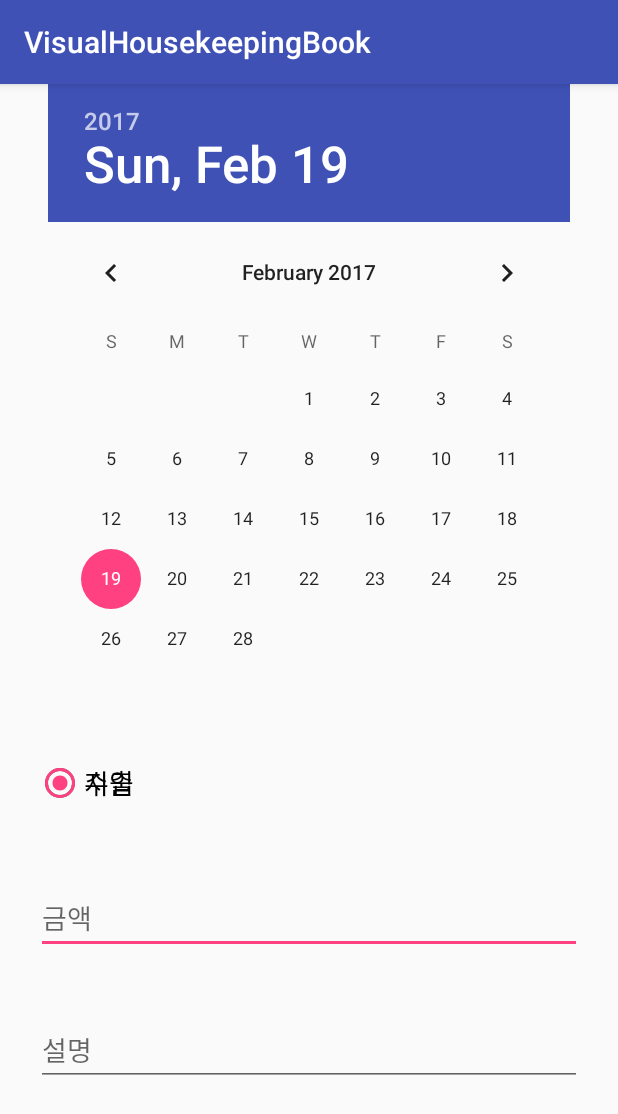
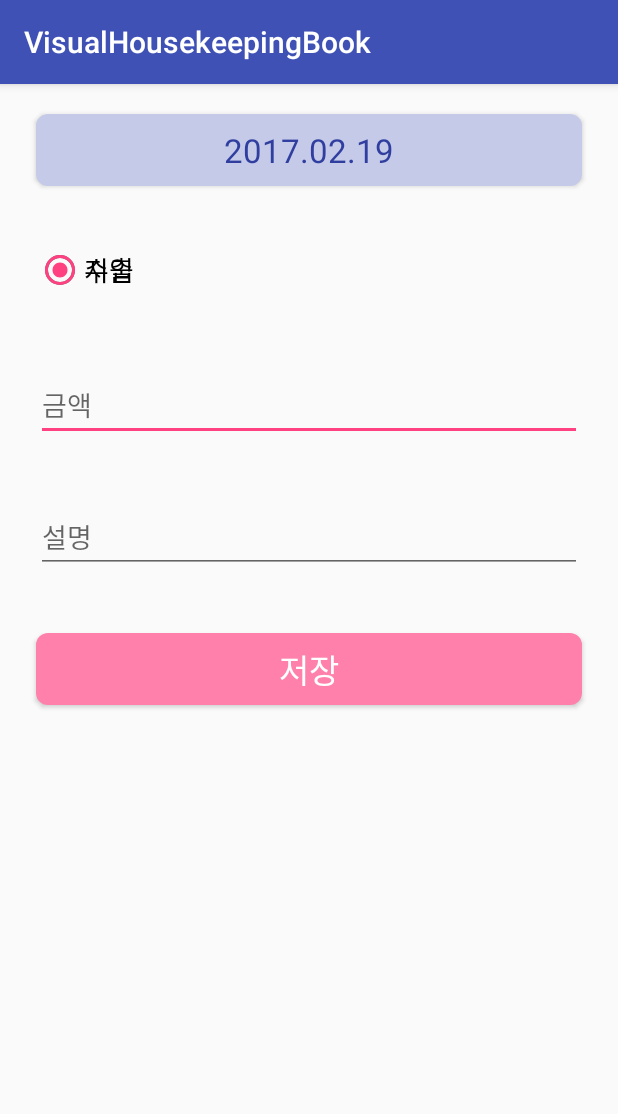
Before and after one commit to NamKungYeonWoo/ShowMeTheMoney, an Android app: the MoneyEntryFragment screen opened directly, with no data from a screen before it, on a phone screen of 412 x 824 dp. Shown: the top 1114 px of the screen. Run offline under Robolectric (Android 15) with nearby library versions, the phone set to English and light mode, and no system bars; our stand-ins replace ButterKnife; plain views replace CurrencyEditText, SegmentedGroup.

Commit message:
feat: 돈입력 화면개발

```diff
--- a/app/build.gradle
+++ b/app/build.gradle
@@ -5,7 +5,7 @@ android {
     buildToolsVersion "25.0.2"
     defaultConfig {
         applicationId "com.zettafantasy.visualhousekeepingbook"
-        minSdkVersion 15
+        minSdkVersion 24
         targetSdkVersion 25
         versionCode 1
         versionName "1.0"
@@ -36,4 +36,7 @@ dependencies {
     //ui
     compile 'com.github.BlacKCaT27:CurrencyEditText:v1.4.4' // edit text ext for currency
     compile 'info.hoang8f:android-segmented:1.0.6' // segmented-control
+
+    compile 'com.jakewharton:butterknife:8.5.1' // view binding
+    annotationProcessor 'com.jakewharton:butterknife-compiler:8.5.1'
 }
--- a/app/src/main/java/MoneyEntryFragment.java
+++ /dev/null
@@ -1,21 +0,0 @@
-import android.os.Bundle;
-import android.support.annotation.Nullable;
-import android.support.v4.app.Fragment;
-import android.view.LayoutInflater;
-import android.view.View;
-import android.view.ViewGroup;
-
-import com.zettafantasy.visualhousekeepingbook.R;
-
-/**
- * Created by uije on 17. 2. 15.
- */
-
-public class MoneyEntryFragment extends Fragment {
-    @Nullable
-    @Override
-    public View onCreateView(LayoutInflater inflater, @Nullable ViewGroup container, @Nullable Bundle savedInstanceState) {
-        // Inflate the layout for this fragment
-        return inflater.inflate(R.layout.fragment_money_entry, container, false);
-    }
-}
--- /dev/null
+++ b/app/src/main/java/com/zettafantasy/visualhousekeepingbook/MoneyEntryFragment.java
@@ -0,0 +1,82 @@
+package com.zettafantasy.visualhousekeepingbook;
+
+import android.app.DatePickerDialog;
+import android.os.Bundle;
+import android.support.annotation.Nullable;
+import android.support.v4.app.Fragment;
+import android.util.Log;
+import android.view.LayoutInflater;
+import android.view.View;
+import android.view.ViewGroup;
+import android.widget.Button;
+import android.widget.DatePicker;
+
+import com.zettafantasy.visualhousekeepingbook.R;
+
+import java.text.DateFormat;
+import java.util.Calendar;
+import java.util.Date;
+import java.util.Locale;
+
+import butterknife.BindView;
+import butterknife.ButterKnife;
+import butterknife.Unbinder;
+
+import static android.content.ContentValues.TAG;
+
+/**
+ * Created by uije on 17. 2. 15.
+ */
+
+public class MoneyEntryFragment extends Fragment {
+
+    private Unbinder unbinder;
+
+    @BindView(R.id.btPickDate)
+    Button btPickDate;
+
+    @Nullable
+    @Override
+    public View onCreateView(LayoutInflater inflater, @Nullable ViewGroup container, @Nullable Bundle savedInstanceState) {
+        // Inflate the layout for this fragment
+        View view = inflater.inflate(R.layout.fragment_money_entry, container, false);
+        unbinder = ButterKnife.bind(this, view);
+
+        final Calendar rightNow = Calendar.getInstance();
+        String formattedDate = String.format(
+                Locale.KOREAN,
+                "%04d.%02d.%02d",
+                rightNow.get(Calendar.YEAR),
+                rightNow.get(Calendar.MONTH) + 1,
+                rightNow.get(Calendar.DAY_OF_MONTH));
+
+        btPickDate.setText(formattedDate);
+
+        btPickDate.setOnClickListener(new View.OnClickListener() {
+            @Override
+            public void onClick(View v) {
+                new DatePickerDialog(
+                        getContext(),
+                        new DatePickerDialog.OnDateSetListener() {
+                            @Override
+                            public void onDateSet(DatePicker view, int year, int month, int dayOfMonth) {
+                                String formattedDate = String.format(Locale.KOREAN, "%04d.%02d.%02d", year, month + 1, dayOfMonth);
+                                btPickDate.setText(formattedDate);
+                            }
+                        },
+                        rightNow.get(Calendar.YEAR),
+                        rightNow.get(Calendar.MONTH),
+                        rightNow.get(Calendar.DAY_OF_MONTH))
+                        .show();
+            }
+        });
+
+        return view;
+    }
+
+    @Override
+    public void onDestroyView() {
+        super.onDestroyView();
+        unbinder.unbind();
+    }
+}
--- /dev/null
+++ b/app/src/main/res/drawable-nodpi/bt_date_pick.xml
@@ -0,0 +1,10 @@
+<?xml version="1.0" encoding="utf-8"?>
+<shape xmlns:android="http://schemas.android.com/apk/res/android"
+    android:shape="rectangle">
+    <solid android:color="@color/colorPrimaryLight" />
+    <corners
+        android:bottomLeftRadius="8dp"
+        android:bottomRightRadius="8dp"
+        android:topLeftRadius="8dp"
+        android:topRightRadius="8dp" />
+</shape>
--- /dev/null
+++ b/app/src/main/res/drawable-nodpi/bt_entry_save.xml
@@ -0,0 +1,10 @@
+<?xml version="1.0" encoding="utf-8"?>
+<shape xmlns:android="http://schemas.android.com/apk/res/android"
+    android:shape="rectangle">
+    <solid android:color="@color/colorAccentLight" />
+    <corners
+        android:bottomLeftRadius="8dp"
+        android:bottomRightRadius="8dp"
+        android:topLeftRadius="8dp"
+        android:topRightRadius="8dp" />
+</shape>
--- a/app/src/main/res/layout/activity_money_entry.xml
+++ b/app/src/main/res/layout/activity_money_entry.xml
@@ -7,7 +7,7 @@
     tools:context="com.zettafantasy.visualhousekeepingbook.MoneyEntryActivity">
 
     <fragment
-        android:name="MoneyEntryFragment"
+        android:name="com.zettafantasy.visualhousekeepingbook.MoneyEntryFragment"
         android:layout_width="match_parent"
         android:layout_height="match_parent" />
 </RelativeLayout>
--- a/app/src/main/res/layout/fragment_money_entry.xml
+++ b/app/src/main/res/layout/fragment_money_entry.xml
@@ -2,6 +2,7 @@
 <ScrollView xmlns:android="http://schemas.android.com/apk/res/android"
     xmlns:app="http://schemas.android.com/tools"
     xmlns:segmentedgroup="http://schemas.android.com/apk/res-auto"
+    xmlns:tools="http://schemas.android.com/tools"
     android:layout_width="match_parent"
     android:layout_height="match_parent">
 
@@ -12,17 +13,20 @@
 
         //date
 
-        <DatePicker
-            android:id="@+id/datePicker"
-            android:layout_width="wrap_content"
+        <Button
+            android:id="@+id/btPickDate"
+            android:layout_width="match_parent"
             android:layout_height="wrap_content"
-            android:layout_gravity="center"
-            android:headerBackground="@color/colorPrimary"
-            android:dayOfWeekBackground="@color/colorPrimary"
-            android:calendarTextColor="@color/colorPrimary"
-            android:dayOfWeekTextAppearance="@color/colorPrimary"
-            android:yearListSelectorColor="@color/colorPrimary"
-            />
+            android:layout_marginBottom="20dp"
+            android:layout_marginEnd="24dp"
+            android:layout_marginLeft="24dp"
+            android:layout_marginRight="24dp"
+            android:layout_marginStart="24dp"
+            android:layout_marginTop="20dp"
+            android:background="@drawable/bt_date_pick"
+            android:textColor="@color/colorPrimaryDark"
+            android:textAppearance="@android:style/TextAppearance.DeviceDefault.Large"
+            tools:text="2017/02/21" />
 
         //income, expense
 
@@ -39,7 +43,8 @@
             android:orientation="horizontal"
             segmentedgroup:sc_border_width="1dp"
             segmentedgroup:sc_corner_radius="10dp"
-        segmentedgroup:sc_tint_color="@color/colorPrimary">
+            segmentedgroup:sc_checked_text_color="@color/colorPrimaryDark"
+            segmentedgroup:sc_tint_color="@color/colorPrimaryLight">
 
             <RadioButton
                 android:id="@+id/btIncome"
@@ -97,5 +102,19 @@
             android:ems="10"
             android:hint="@string/hint_et_desc"
             android:inputType="text" />
+
+        <Button
+            android:id="@+id/btSave"
+            android:layout_width="match_parent"
+            android:layout_height="wrap_content"
+            android:layout_marginBottom="20dp"
+            android:layout_marginEnd="24dp"
+            android:layout_marginLeft="24dp"
+            android:layout_marginRight="24dp"
+            android:layout_marginStart="24dp"
+            android:layout_marginTop="20dp"
+            android:background="@drawable/bt_entry_save"
+            android:textAppearance="@android:style/TextAppearance.DeviceDefault.Large.Inverse"
+            android:text="@string/save" />
     </LinearLayout>
 </ScrollView>
--- a/app/src/main/res/values/strings.xml
+++ b/app/src/main/res/values/strings.xml
@@ -5,4 +5,5 @@
     <string name="hint_et_desc">설명</string>
     <string name="income">수입</string>
     <string name="expense">지출</string>
+    <string name="save">저장</string>
 </resources>
```
Lines whose indentation alone changed are shown as unchanged.
